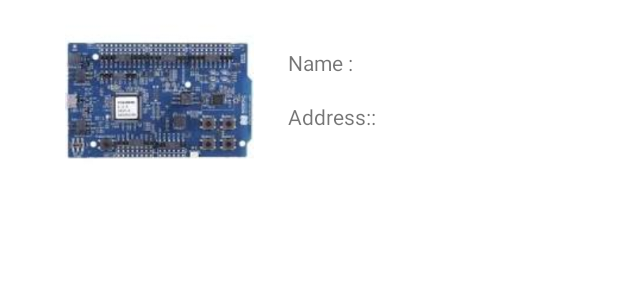
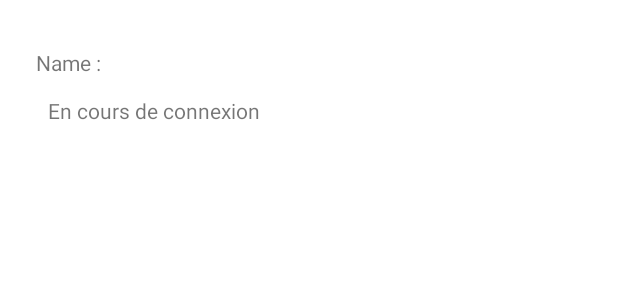
Before and after one commit to Eugeneconstant/FoodofEugene, an Android app: the layout activity_b_l_e_scan_detail.xml on its own in the app's theme, with its tools: preview values and no code run, on a phone screen of 412 x 824 dp. Shown: the top 300 px of the screen. Run offline under Robolectric (Android 15) with nearby library versions, the phone set to English and light mode, and no system bars; network calls fail; Roboto replaces fonts that are not available here.

Commit message:
Ble status Connexion

```diff
--- a/app/build.gradle
+++ b/app/build.gradle
@@ -39,6 +39,7 @@ android {
 dependencies {
 
     implementation "org.jetbrains.kotlin:kotlin-stdlib:$kotlin_version"
+    implementation 'com.thoughtbot:expandablerecyclerview:1.4'
     implementation 'androidx.core:core-ktx:1.3.2'
     implementation 'androidx.appcompat:appcompat:1.2.0'
     implementation 'com.google.android.material:material:1.3.0'
--- a/app/src/main/java/fr/isen/eugene/foodofeugene/category/CategoryActivity.kt
+++ b/app/src/main/java/fr/isen/eugene/foodofeugene/category/CategoryActivity.kt
@@ -18,7 +18,6 @@ import fr.isen.eugene.foodofeugene.category.CategoryAdapter
 import fr.isen.eugene.foodofeugene.databinding.ActivityCategoryBinding
 import org.json.JSONObject
 import fr.isen.eugene.foodofeugene.detail.DetailActivity
-
 
 enum class Type{
     ENTREES, PLATS, DESSERTS, BLE;
--- a/app/src/main/java/fr/isen/eugene/foodofeugene/category/CategoryAdapter.kt
+++ b/app/src/main/java/fr/isen/eugene/foodofeugene/category/CategoryAdapter.kt
@@ -2,7 +2,6 @@ package fr.isen.eugene.foodofeugene.category
 
 
 import android.view.LayoutInflater
-
 import android.view.View
 import android.view.ViewGroup
 import android.widget.ImageView
@@ -12,7 +11,6 @@ import com.squareup.picasso.Picasso
 import fr.isen.eugene.foodofeugene.Model.Items
 import fr.isen.eugene.foodofeugene.R
 import fr.isen.eugene.foodofeugene.databinding.CellCategoryBinding
-
 
 class CategoryAdapter(private val categories: List<Items>, private val clickListener: (Items) -> Unit): RecyclerView.Adapter<CategoryAdapter.CategoryViewHolder>() {
     override fun onCreateViewHolder(
--- a/app/src/main/java/fr/isen/eugene/foodofeugene/detail/DetailActivity.kt
+++ b/app/src/main/java/fr/isen/eugene/foodofeugene/detail/DetailActivity.kt
@@ -7,6 +7,7 @@ import com.squareup.picasso.Picasso
 import com.synnapps.carouselview.ImageListener
 import fr.isen.eugene.foodofeugene.Model.Items
 import fr.isen.eugene.foodofeugene.databinding.ActivityDetailBinding
+import kotlin.math.max
 
 class DetailActivity : AppCompatActivity() {
     private var itemCount = 1
@@ -33,22 +34,21 @@ class DetailActivity : AppCompatActivity() {
             }
             binding.carousel.setImageListener(imageListener)
         }
-
         binding.plus.setOnClickListener {
             itemCount++
             binding.countitem.text = itemCount.toString()
             if(detail !=null)
                 getTotalPrice(detail, itemCount)
         }
-
         binding.moins.setOnClickListener {
             itemCount--
+            itemCount = max(0, itemCount - 1)
             binding.countitem.text = itemCount.toString()
             if(detail !=null)
                     getTotalPrice(detail, itemCount)
         }
+    }
 
-    }
     private fun getTotalPrice(detail: Items, quantity: Int){
         val total = quantity * detail.getPrice()
         "Price :  $total €".also {
--- a/app/src/main/java/fr/isen/eugene/foodofeugene/detail/DetailAdapter.kt
+++ b/app/src/main/java/fr/isen/eugene/foodofeugene/detail/DetailAdapter.kt
@@ -1,6 +1,5 @@
 package fr.isen.eugene.foodofeugene.detail
 
-import fr.isen.eugene.foodofeugene.Model.Items
 
 class DetailAdapter {
 }
--- a/app/src/main/res/layout/activity_b_l_e_scan_detail.xml
+++ b/app/src/main/res/layout/activity_b_l_e_scan_detail.xml
@@ -10,39 +10,19 @@
         android:id="@+id/namedevice"
         android:layout_width="186dp"
         android:layout_height="20dp"
-        android:layout_marginStart="192dp"
+        android:layout_marginStart="24dp"
         android:layout_marginTop="32dp"
         android:text="@string/name"
         app:layout_constraintStart_toStartOf="parent"
         app:layout_constraintTop_toTopOf="parent" />
 
     <TextView
-        android:id="@+id/deviceAdress"
+        android:id="@+id/devicestatus"
         android:layout_width="190dp"
         android:layout_height="24dp"
-        android:layout_marginStart="192dp"
-        android:layout_marginTop="68dp"
-        android:text="@string/address"
-        app:layout_constraintStart_toStartOf="parent"
-        app:layout_constraintTop_toTopOf="parent" />
-
-    <ImageView
-        android:id="@+id/nordicimage"
-        android:layout_width="156dp"
-        android:layout_height="126dp"
-        android:layout_marginStart="28dp"
-        android:layout_marginTop="4dp"
-        android:contentDescription="@string/img_view"
-        app:layout_constraintStart_toStartOf="parent"
-        app:layout_constraintTop_toTopOf="parent"
-        app:srcCompat="@drawable/nrf" />
-
-    <androidx.recyclerview.widget.RecyclerView
-        android:id="@+id/devicecharacteristic"
-        android:layout_width="370dp"
-        android:layout_height="684dp"
-        android:layout_marginStart="36dp"
-        android:layout_marginTop="148dp"
+        android:layout_marginStart="32dp"
+        android:layout_marginTop="64dp"
+        android:text="En cours de connexion"
         app:layout_constraintStart_toStartOf="parent"
         app:layout_constraintTop_toTopOf="parent" />
 
--- a/app/src/main/res/layout/activity_home.xml
+++ b/app/src/main/res/layout/activity_home.xml
@@ -63,7 +63,7 @@
         android:id="@+id/ble"
         android:layout_width="140dp"
         android:layout_height="56dp"
-        android:layout_marginStart="144dp"
+        android:layout_marginStart="140dp"
         android:layout_marginTop="600dp"
         android:contentDescription="@string/img_ble"
         app:layout_constraintStart_toStartOf="parent"
--- a/app/src/main/res/layout/cell_category.xml
+++ b/app/src/main/res/layout/cell_category.xml
@@ -10,7 +10,7 @@
     <TextView
         android:id="@+id/cellCategoryTitle"
         android:layout_width="405dp"
-        android:layout_height="46dp"
+        android:layout_height="48dp"
         android:layout_marginStart="8dp"
         android:layout_marginTop="16dp"
         android:fontFamily="@font/aclonica"
@@ -24,7 +24,7 @@
         android:id="@+id/cellCategoryPrice"
         android:layout_width="63dp"
         android:layout_height="28dp"
-        android:layout_marginStart="64dp"
+        android:layout_marginStart="36dp"
         android:layout_marginTop="88dp"
         android:fontFamily="serif"
         android:textSize="18sp"
@@ -36,7 +36,7 @@
         android:layout_width="163dp"
         android:layout_height="69dp"
         android:layout_marginStart="132dp"
-        android:layout_marginTop="76dp"
+        android:layout_marginTop="60dp"
         android:contentDescription="@string/images_api"
         app:layout_constraintStart_toStartOf="parent"
         app:layout_constraintTop_toTopOf="parent"
--- a/app/src/main/res/values/strings.xml
+++ b/app/src/main/res/values/strings.xml
@@ -36,4 +36,10 @@
     <string name="address">Address::</string>
     <string name="img_view">TODO</string>
     <string name="description_text">Description Text</string>
+
+    <string name="ble_device_status">Statis : %1$s</string>
+    <string name="ble_device_status_connecting">Connexion en cours</string>
+    <string name="ble_device_status_connected">Connecté</string>
+    <string name="ble_device_status_disconnected">Deconnecté</string>
+    <string name="ble_device_status_disconnecting">Deconnexion en cours</string>
 </resources>
```
Also changed, not shown: app/src/main/java/fr/isen/eugene/foodofeugene/Model/Device.kt (deleted, +0 -10 lines), app/src/main/java/fr/isen/eugene/foodofeugene/ble/BLEConnexionState.kt (added, +22 -0 lines), app/src/main/java/fr/isen/eugene/foodofeugene/ble/BLEScanActivity.kt (+18 -23 lines), app/src/main/java/fr/isen/eugene/foodofeugene/ble/detail_ble/BLEScanDetailActivity.kt (+35 -14 lines), app/src/main/java/fr/isen/eugene/foodofeugene/ble/detail_ble/DetailBleAdapter.kt (deleted, +0 -30 lines), app/src/main/res/layout/cell_device_detail.xml (deleted, +0 -30 lines).
